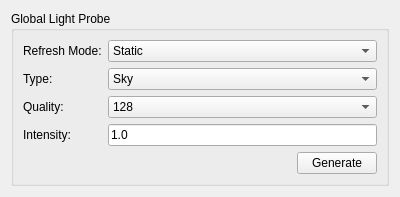
The window that intern/src/editor_gui/edit_inspector_globalprobe.ui (swantmon/saltwater) describes before a commit, drawn with Qt 5.
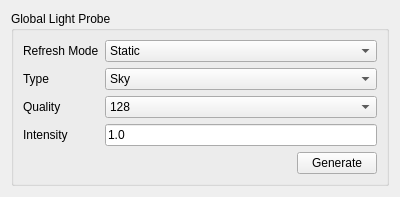
The same window after the commit.

Commit message: Add refresh mode to environment/sky generation

```diff
--- a/intern/src/editor_gui/edit_inspector_globalprobe.ui
+++ b/intern/src/editor_gui/edit_inspector_globalprobe.ui
@@ -25,28 +25,28 @@
         <item row="0" column="0">
          <widget class="QLabel" name="label">
           <property name="text">
-           <string>Refresh Mode:</string>
+           <string>Refresh Mode</string>
           </property>
          </widget>
         </item>
         <item row="1" column="0">
          <widget class="QLabel" name="label_2">
           <property name="text">
-           <string>Type:</string>
+           <string>Type</string>
           </property>
          </widget>
         </item>
         <item row="2" column="0">
          <widget class="QLabel" name="label_3">
           <property name="text">
-           <string>Quality:</string>
+           <string>Quality</string>
           </property>
          </widget>
         </item>
         <item row="3" column="0">
          <widget class="QLabel" name="label_4">
           <property name="text">
-           <string>Intensity:</string>
+           <string>Intensity</string>
           </property>
          </widget>
         </item>
```
The commit also changes 7 other files.
